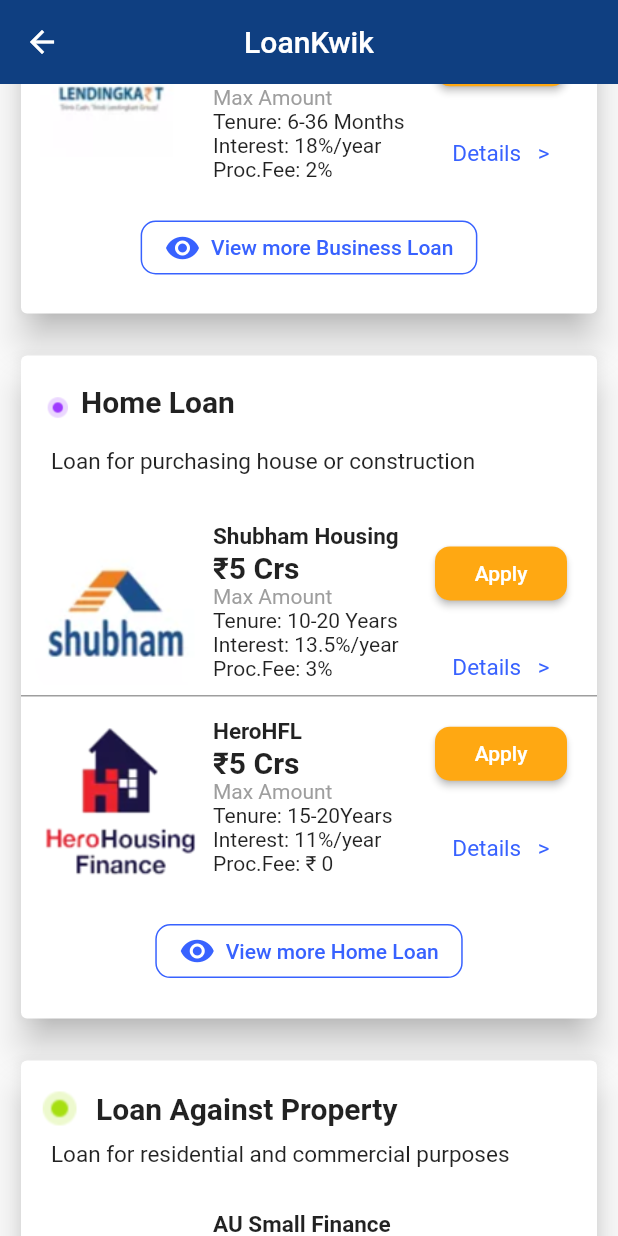
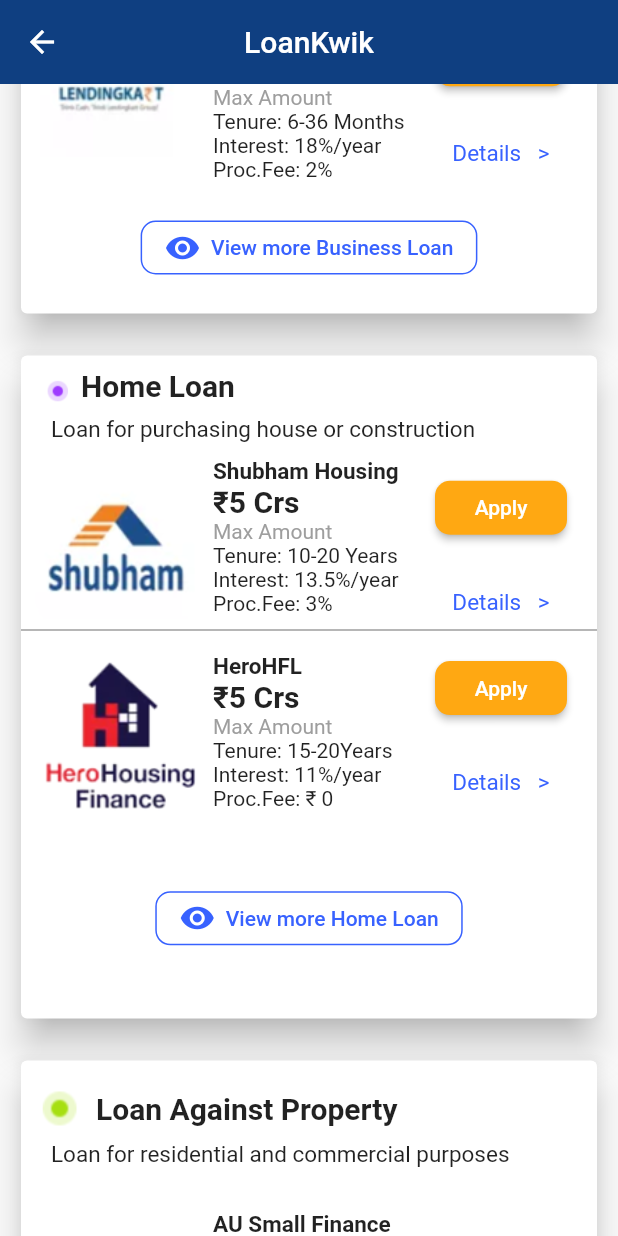
Before and after one commit to AkaankshK/loan_app, a Flutter app: the HomeScreen screen opened directly, scrolled down 1152 dp, on a phone screen of 412 x 824 dp. Run offline on Flutter 3.47's test engine with Material 2 defaults, Android fonts, the phone set to English and light mode, and no system bars; our stand-ins replace auto_size_text, smooth_page_indicator, webview_flutter; missing offline and left inert: autocomplete_textfield, gzx_dropdown_menu.

Commit message:
Fixes done

```diff
--- a/lib/CreditCards/CreditCardData.dart
+++ b/lib/CreditCards/CreditCardData.dart
@@ -216,7 +216,7 @@ var Citi_Rewards_Card={
   ],
 };
 
-var creditcards=[citicb,Platinum_Delight_Credit_Card,ShopRite_Credit_Card,AMEX_Membership_Rewards_Credit_Card,
+var creditcards = [citicb,Platinum_Delight_Credit_Card,ShopRite_Credit_Card,AMEX_Membership_Rewards_Credit_Card,
   SimplySAVE_SBI_Card,SimplyCLICK_SBI_Card,Times_Titanium_Credit,HDFC_Bank_MoneyBack_Credit_Card,AMEX_SmartEarn_Credit_Card,
   Citi_Rewards_Card
 ];
--- a/lib/CreditCards/CreditCardDetails.dart
+++ b/lib/CreditCards/CreditCardDetails.dart
@@ -2,9 +2,6 @@
 import 'package:flutter/cupertino.dart';
 import 'package:flutter/material.dart';
 import 'package:loanapp/CreditCards/CreditCardData.dart';
-
-
-
 
 
 
--- a/lib/CreditCards/CreditCardList.dart
+++ b/lib/CreditCards/CreditCardList.dart
@@ -1,6 +1,3 @@
-
-
-
 import 'package:flutter/material.dart';
 import 'package:gzx_dropdown_menu/gzx_dropdown_menu.dart';
 import 'package:loanapp/CreditCards/CreditCardData.dart';
@@ -49,6 +46,7 @@ class _CreditCardListState extends State<CreditCardList> {
     _amountConditions.add(SortCondition(name: 'Total', isSelected: true));
     _amountConditions.add(SortCondition(name: "Fee from Low to High", isSelected: false));
     _amountConditions.add(SortCondition(name: "Fee from High to Low", isSelected: false));
+
     _selectAmountSortCondition = _amountConditions[0];
 
     _tenureConditions.add(SortCondition(name: 'Total', isSelected: true));
--- a/lib/HomeScreen/HomeScreen.dart
+++ b/lib/HomeScreen/HomeScreen.dart
@@ -546,7 +546,8 @@ class _HomeScreenState extends State<HomeScreen> {
                       TableRow(
                           children:[
                             Image.asset("assets/HomeOffer/1a.png",),
-                            Column(
+                            Expanded(
+                              child: Column(
                                 crossAxisAlignment: CrossAxisAlignment.start,
                                 mainAxisAlignment: MainAxisAlignment.spaceEvenly,
                                 children: [
@@ -560,7 +561,9 @@ class _HomeScreenState extends State<HomeScreen> {
 
                                 ],
                               ),
-                            Column(
+                            ),
+                            Expanded(
+                              child: Column(
                                 mainAxisAlignment: MainAxisAlignment.spaceEvenly,
 
                                 children: [
@@ -576,13 +579,15 @@ class _HomeScreenState extends State<HomeScreen> {
 
                                   Text("Details   >",style: TextStyle(color: lightBlueColor,fontSize: 15),)
                                 ],
+                              ),
                             )
                           ]
                       ),
 
                     ],
                   ),
-                  Row(
+                  Expanded(
+                    child: Row(
                       mainAxisAlignment: MainAxisAlignment.center,
                       children: [
                         Padding(
@@ -609,6 +614,7 @@ class _HomeScreenState extends State<HomeScreen> {
                           ),
                         ),
                       ],
+                    ),
                   )
 
                 ],
```
Also changed, not shown: lib/MoreOptions/MoreOptionsPage.dart (+10 -4 lines), lib/MoreOptions/contact_us.dart (added, +81 -0 lines). Lines whose indentation alone changed are shown as unchanged.
